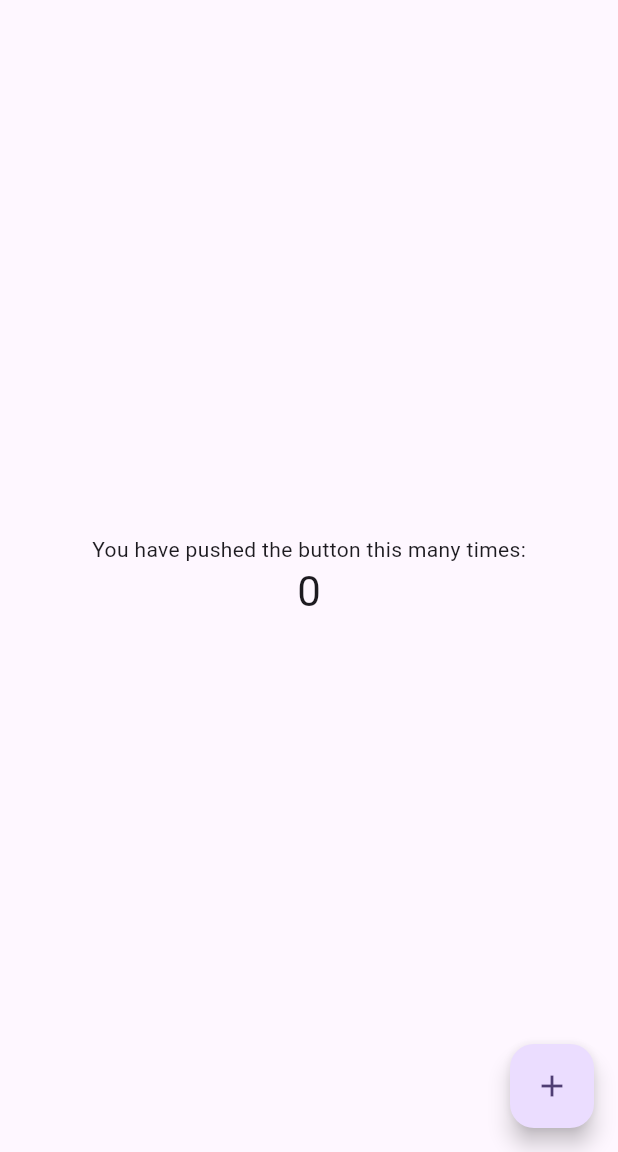
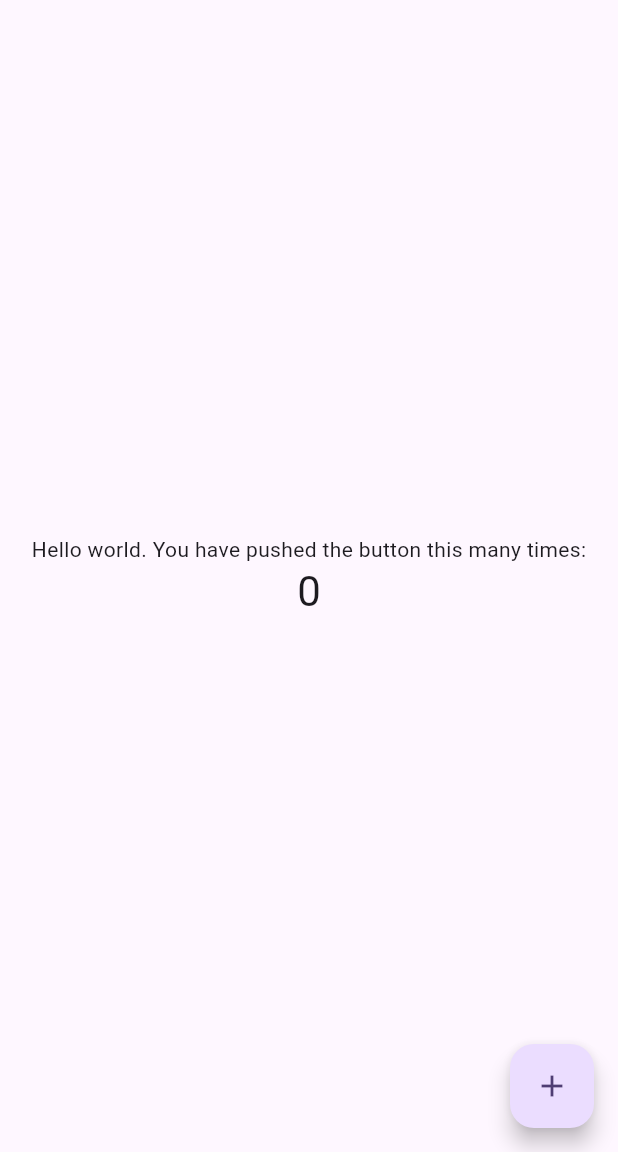
Before and after one commit to frankc60/flutter_app, a Flutter app: the screen it shows after launch, on a phone screen of 412 x 824 dp, the part 84-1236 px from its top. Run offline on Flutter 3.47's test engine with Material 3 defaults, Android fonts, the phone set to English and light mode, and no system bars.

Commit message:
text change

```diff
--- a/lib/main.dart
+++ b/lib/main.dart
@@ -106,7 +106,7 @@ class _MyHomePageState extends State<MyHomePage> {
           mainAxisAlignment: MainAxisAlignment.center,
           children: <Widget>[
             const Text(
-              'You have pushed the button this many times:',
+              'Hello world. You have pushed the button this many times:',
             ),
             Text(
               '$_counter',
```
